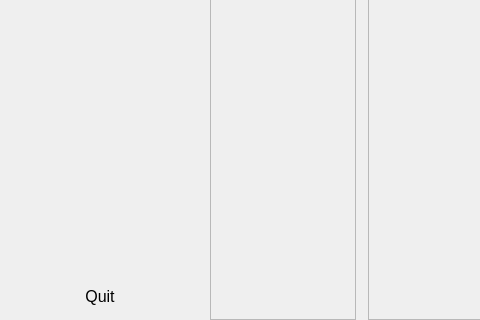
Before: the Qt Designer form PHomePage.ui in sguerri/qt-plugin-home, drawn with Qt 5; both pictures show x 0 to 480 and y 201 to 521 of the 659 by 521 pixel window.
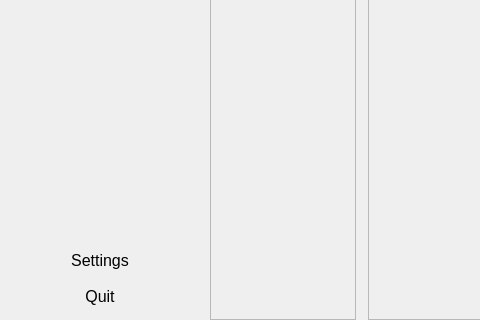
After: the same form once the commit is applied.

Commit message: Update home page

```diff
--- a/PHomePage.ui
+++ b/PHomePage.ui
@@ -267,6 +267,30 @@
            </property>
           </spacer>
          </item>
+         <item>
+          <widget class="QPushButton" name="btSettings">
+           <property name="minimumSize">
+            <size>
+             <width>0</width>
+             <height>30</height>
+            </size>
+           </property>
+           <property name="font">
+            <font>
+             <pointsize>12</pointsize>
+            </font>
+           </property>
+           <property name="cursor">
+            <cursorShape>PointingHandCursor</cursorShape>
+           </property>
+           <property name="text">
+            <string>Settings</string>
+           </property>
+           <property name="flat">
+            <bool>true</bool>
+           </property>
+          </widget>
+         </item>
          <item>
           <widget class="QPushButton" name="btExit">
            <property name="minimumSize">
```
Left out of the diff: 2 changed lines with no effect on the pictures. The commit also changes 5 other files.
